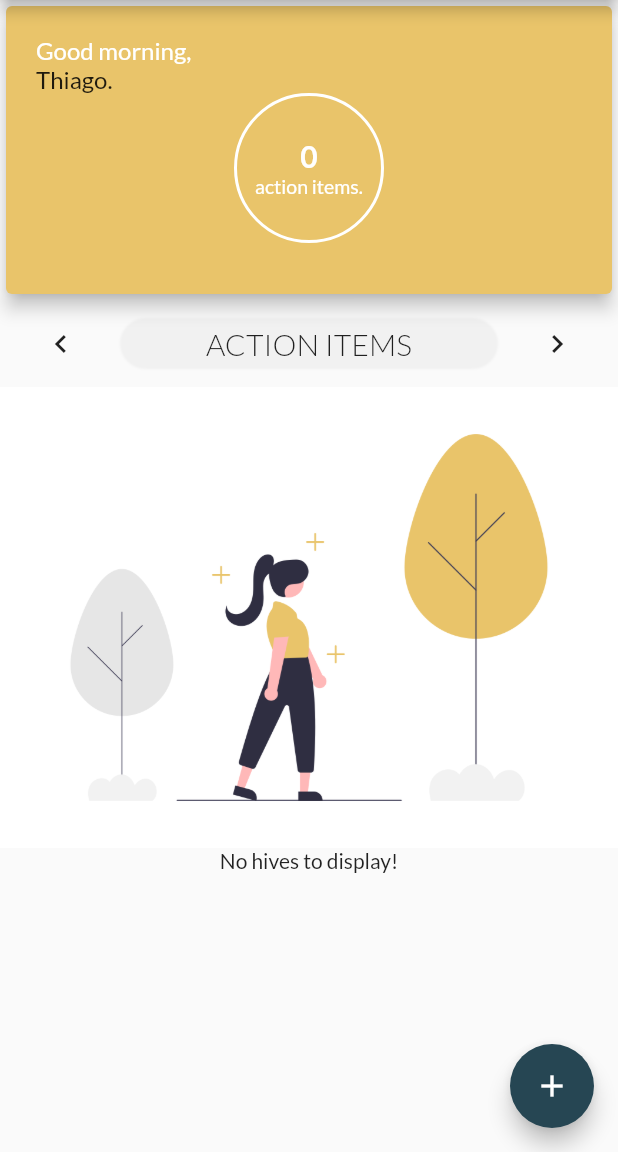
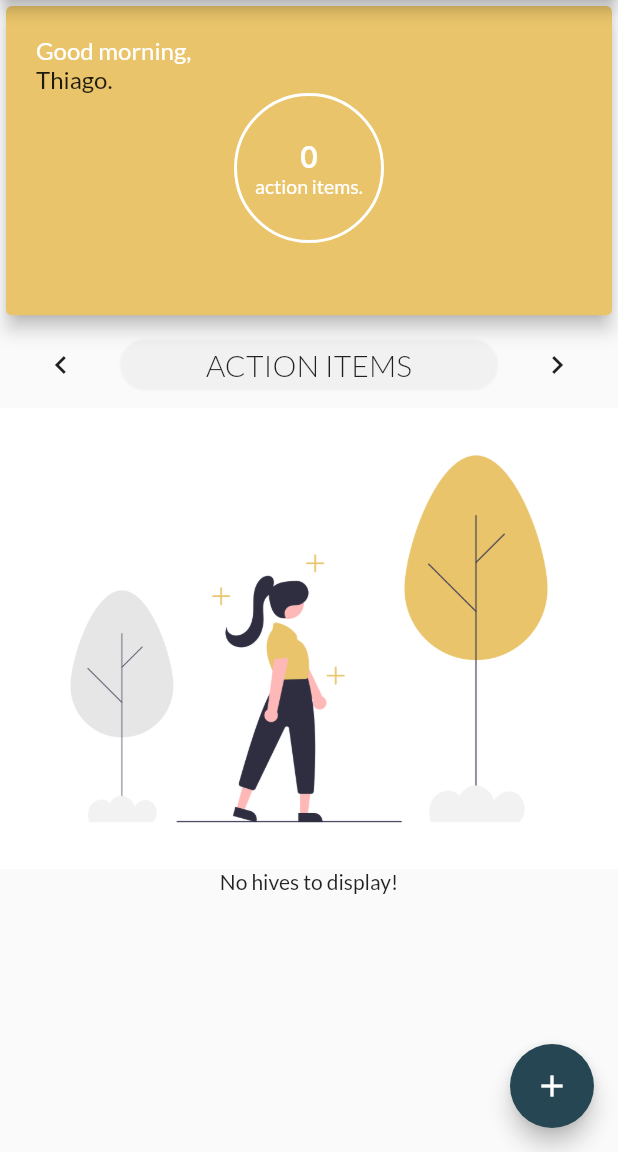
Before and after one commit to leowei31/nectarfy-app, a Flutter app: the screen it shows after launch, after a tap on the "keyboard arrow left" icon, on a phone screen of 412 x 824 dp, the part 84-1236 px from its top. Run offline on Flutter 3.47's test engine with Material 2 defaults, Android fonts, the phone set to English and light mode, and no system bars.

Commit message:
changed heights of the dashboard and the lists to use a relative size, also added fixed device orientation

```diff
--- a/app/lib/main.dart
+++ b/app/lib/main.dart
@@ -1,9 +1,17 @@
+import 'package:flutter/services.dart';
+
 import 'package:flutter/material.dart';
 
 import './views/hive_module.dart';
 import './widgets/hive_module/hive_list/add_hive.dart';
 
 void main() {
+  WidgetsFlutterBinding.ensureInitialized();
+  SystemChrome.setPreferredOrientations([
+    DeviceOrientation.portraitUp,
+    DeviceOrientation.portraitDown,
+  ]);
+
   runApp(const MyApp());
 }
 
@@ -15,16 +23,14 @@ class MyApp extends StatelessWidget {
     return MaterialApp(
       title: 'Nectarfy',
       theme: ThemeData(
-        primaryColor: Color(0xFFE9C46A),
-        accentColor: Color(0xFF264653),
+        primaryColor: const Color(0xFFE9C46A),
+        accentColor: const Color(0xFF264653),
         fontFamily: 'Lato',
-
       ),
       home: const MyHomePage(title: 'Nectarfy'),
     );
   }
 }
-
 
 class MyHomePage extends StatefulWidget {
   const MyHomePage({Key? key, required this.title}) : super(key: key);
@@ -36,7 +42,9 @@ class MyHomePage extends StatefulWidget {
 
 class _MyHomePageState extends State<MyHomePage> {
   void _addHiveHandler(BuildContext context) {
-    showModalBottomSheet(context: context, builder: (_) {
+    showModalBottomSheet(
+        context: context,
+        builder: (_) {
           return AddHive(callbackFn: tempHandler);
         });
   }
@@ -47,16 +55,22 @@ class _MyHomePageState extends State<MyHomePage> {
 
   @override
   Widget build(BuildContext context) {
+    final mediaQuery = MediaQuery.of(context);
+    final appbarHeight = AppBar().preferredSize.height;
     return Scaffold(
         appBar: AppBar(
           title: Text(widget.title),
           backgroundColor: Theme.of(context).primaryColor,
         ),
-      body: const HiveModule(),
+        body: SizedBox(
+            height: (mediaQuery.size.height -
+                appbarHeight -
+                mediaQuery.padding.top -
+                mediaQuery.padding.bottom),
+            child: const HiveModule()),
         floatingActionButton: FloatingActionButton(
           child: const Icon(Icons.add),
           onPressed: () => _addHiveHandler(context),
-      )
-    );
+        ));
   }
 }
--- a/app/lib/views/hive_module.dart
+++ b/app/lib/views/hive_module.dart
@@ -7,20 +7,46 @@ import '../model/hive.dart';
 import '../model/action_item.dart';
 
 class HiveModule extends StatefulWidget {
-  const HiveModule({ Key? key }) : super(key: key);
+  const HiveModule({Key? key}) : super(key: key);
 
   @override
   _HiveModuleState createState() => _HiveModuleState();
 }
 
 class _HiveModuleState extends State<HiveModule> {
-
   bool allHives = true;
 
   final List<Hive> hives = [
-    Hive(id: 'h1', name: 'Nectarfy #1', ownerId: '0', humidity: 12, temperature: 10, weight: 20, lastFed: DateTime.now(), hasActions: false, profilePicPath: 'hive_1.jpg'),
-    Hive(id: 'h2', name: 'Nectarfy #2', ownerId: '0', humidity: 12, temperature: 10, weight: 20, lastFed: DateTime.now(), hasActions: true, profilePicPath: 'hive_2.jpg'),
-    Hive(id: 'h3', name: 'Nectarfy #3', ownerId: '0', humidity: 12, temperature: 10, weight: 20, lastFed: DateTime.now(), hasActions: true, profilePicPath: 'hive_3.jpg'),
+    Hive(
+        id: 'h1',
+        name: 'Nectarfy #1',
+        ownerId: '0',
+        humidity: 12,
+        temperature: 10,
+        weight: 20,
+        lastFed: DateTime.now(),
+        hasActions: false,
+        profilePicPath: 'hive_1.jpg'),
+    Hive(
+        id: 'h2',
+        name: 'Nectarfy #2',
+        ownerId: '0',
+        humidity: 12,
+        temperature: 10,
+        weight: 20,
+        lastFed: DateTime.now(),
+        hasActions: true,
+        profilePicPath: 'hive_2.jpg'),
+    Hive(
+        id: 'h3',
+        name: 'Nectarfy #3',
+        ownerId: '0',
+        humidity: 12,
+        temperature: 10,
+        weight: 20,
+        lastFed: DateTime.now(),
+        hasActions: true,
+        profilePicPath: 'hive_3.jpg'),
   ];
 
   final List<Hive> actionList = [
@@ -30,8 +56,16 @@ class _HiveModuleState extends State<HiveModule> {
 
   // TO DO later
   final List<ActionItem> actionList2 = [
-    ActionItem(actionId: 'a1', hiveId: 'h2', actionDescription: 'Varroa Mite: our Nectarfy hive has detected the presence of Varroa Mite. '),
-    ActionItem(actionId: 'a2', hiveId: 'h3', actionDescription: 'Varroa Mite: our Nectarfy hive has detected the presence of Varroa Mite. ')
+    ActionItem(
+        actionId: 'a1',
+        hiveId: 'h2',
+        actionDescription:
+            'Varroa Mite: our Nectarfy hive has detected the presence of Varroa Mite. '),
+    ActionItem(
+        actionId: 'a2',
+        hiveId: 'h3',
+        actionDescription:
+            'Varroa Mite: our Nectarfy hive has detected the presence of Varroa Mite. ')
   ];
 
   void changeCategoryHandler() {
@@ -42,13 +76,19 @@ class _HiveModuleState extends State<HiveModule> {
 
   @override
   Widget build(BuildContext context) {
-    return Column(
-      children: <Widget>[
-        WelcomeDashboard(name: 'Thiago', numOfActions: actionList.length),
-        HiveListController(allHives: allHives, callbackFn: changeCategoryHandler),
-        HiveList(listOfHives: hives, actionList: actionList, allHives: allHives,)
-      ],
-
-    );
+    return LayoutBuilder(builder: (ctx, constraints) {
+      return Column(
+        children: <Widget>[
+          WelcomeDashboard(name: 'Thiago', numOfActions: actionList.length),
+          HiveListController(
+              allHives: allHives, callbackFn: changeCategoryHandler),
+          HiveList(
+            listOfHives: hives,
+            actionList: actionList,
+            allHives: allHives,
+          ),
+        ],
+      );
+    });
   }
 }
--- a/app/lib/widgets/hive_module/dashboard/welcome_dashboard.dart
+++ b/app/lib/widgets/hive_module/dashboard/welcome_dashboard.dart
@@ -7,13 +7,16 @@ class WelcomeDashboard extends StatelessWidget {
   final String name;
   final int numOfActions;
 
-  const WelcomeDashboard({ Key? key, required this.name, required this.numOfActions }) : super(key: key);
+  const WelcomeDashboard(
+      {Key? key, required this.name, required this.numOfActions})
+      : super(key: key);
 
   @override
   Widget build(BuildContext context) {
+    final mediaQuery = MediaQuery.of(context);
     return SizedBox(
         width: double.infinity,
-      height: 200,
+        height: mediaQuery.size.height * 0.26,
         child: Card(
           elevation: 5,
           color: Theme.of(context).primaryColor,
--- a/app/lib/widgets/hive_module/hive_list/hive_list.dart
+++ b/app/lib/widgets/hive_module/hive_list/hive_list.dart
@@ -8,28 +8,33 @@ class HiveList extends StatelessWidget {
   final List<Hive> actionList;
   final bool allHives;
 
-  const HiveList({ Key? key, required this.listOfHives, required this.actionList, required this.allHives }) : super(key: key);
+  const HiveList(
+      {Key? key,
+      required this.listOfHives,
+      required this.actionList,
+      required this.allHives})
+      : super(key: key);
 
   @override
   Widget build(BuildContext context) {
+    final mediaQuery = MediaQuery.of(context);
+
     return Column(
       children: <Widget>[
-
-
-        (allHives && listOfHives.isEmpty) || (!allHives && actionList.isEmpty) ?
-          // Container(
-          Column(children: <Widget>[
+        (allHives && listOfHives.isEmpty) || (!allHives && actionList.isEmpty)
+            ? Column(
+                children: <Widget>[
                   Image.asset('assets/images/no_hive.png'),
                   const Text('No hives to display!'),
-          ],)
-          // )
-          :
-          SizedBox(
-            height: 400,
+                ],
+              )
+            : SizedBox(
+                height: mediaQuery.size.height * 0.5,
                 width: double.infinity,
                 child: ListView.builder(
                   itemBuilder: (ctx, i) {
-              return HiveCard(hive: allHives ? listOfHives[i] : actionList[i]);
+                    return HiveCard(
+                        hive: allHives ? listOfHives[i] : actionList[i]);
                   },
                   itemCount: allHives ? listOfHives.length : actionList.length,
                 ))
```
Also changed, not shown: app/lib/widgets/hive_module/hive_list/hive_list_controller.dart (+14 -7 lines). Lines whose indentation alone changed are shown as unchanged.
